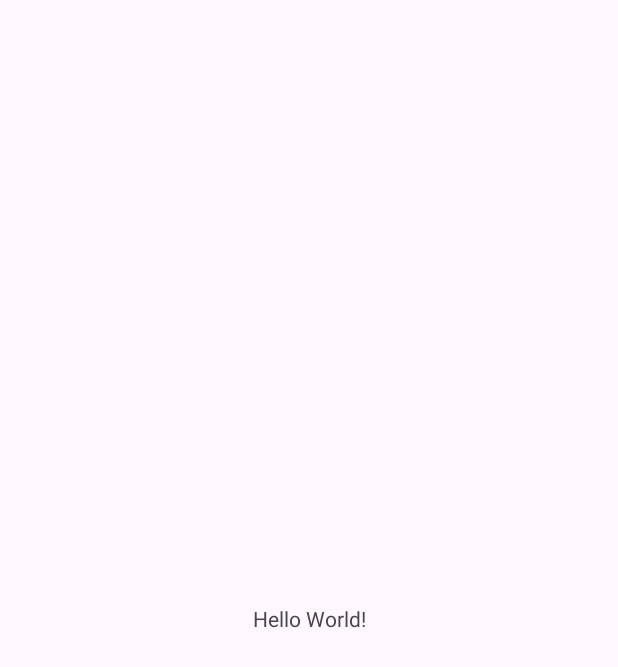
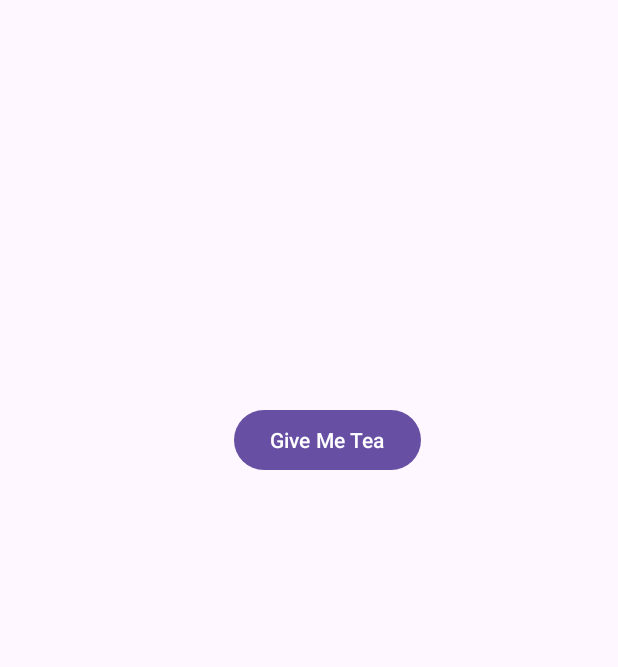
Before and after one commit to VCNMB-Classwork/opsc-ice-task-2-2024-lisan-al-gaib, an Android app: the screen it shows after launch (MainActivity), on a phone screen of 412 x 824 dp. Before the commit the part shown is almost empty. Shown: the top 667 px of the screen. Run offline under Robolectric (Android 15) with nearby library versions, the phone set to English and light mode, and no system bars.

Commit message:
That took minute. local notifications work... i think

```diff
--- a/app/src/main/AndroidManifest.xml
+++ b/app/src/main/AndroidManifest.xml
@@ -2,6 +2,7 @@
 <manifest xmlns:android="http://schemas.android.com/apk/res/android"
     xmlns:tools="http://schemas.android.com/tools">
 
+    <uses-permission android:name="android.permission.POST_NOTIFICATIONS" />
     <application
         android:allowBackup="true"
         android:dataExtractionRules="@xml/data_extraction_rules"
--- a/app/src/main/java/com/st10079970/st10079970_opsc_ice_3/MainActivity.kt
+++ b/app/src/main/java/com/st10079970/st10079970_opsc_ice_3/MainActivity.kt
@@ -1,20 +1,107 @@
 package com.st10079970.st10079970_opsc_ice_3
 
+
+import android.annotation.SuppressLint
+import android.app.NotificationChannel
+import android.app.NotificationManager
+import android.content.pm.PackageManager
+import android.os.Build
 import android.os.Bundle
-import androidx.activity.enableEdgeToEdge
+import android.widget.Button
 import androidx.appcompat.app.AppCompatActivity
-import androidx.core.view.ViewCompat
-import androidx.core.view.WindowInsetsCompat
+import androidx.core.app.NotificationCompat
+import androidx.core.app.NotificationManagerCompat
+import androidx.core.content.ContextCompat
+import kotlin.random.Random
+
 
 class MainActivity : AppCompatActivity() {
+    // Unique ID for the notification channel
+    private val CHANNEL_ID = "tea_channel_id"
+    // Request code for notification permission
+    private val REQUEST_CODE_NOTIFICATION_PERMISSION = 1
+
     override fun onCreate(savedInstanceState: Bundle?) {
         super.onCreate(savedInstanceState)
-        enableEdgeToEdge()
         setContentView(R.layout.activity_main)
-        ViewCompat.setOnApplyWindowInsetsListener(findViewById(R.id.main)) { v, insets ->
-            val systemBars = insets.getInsets(WindowInsetsCompat.Type.systemBars())
-            v.setPadding(systemBars.left, systemBars.top, systemBars.right, systemBars.bottom)
-            insets
+
+
+        createNotificationChannel()
+
+        val teaButton: Button = findViewById(R.id.btnTeaNotification)
+
+        teaButton.setOnClickListener {
+            if (Build.VERSION.SDK_INT >= Build.VERSION_CODES.TIRAMISU) {
+                // Check if notification permission is granted
+                if (ContextCompat.checkSelfPermission(this, android.Manifest.permission.POST_NOTIFICATIONS) == PackageManager.PERMISSION_GRANTED) {
+                    // Permission granted, send the notification
+                    val recipe = getRandomTeaRecipe()
+                    sendTeaNotification(recipe)
+                } else {
+                    // Request permission
+                    requestPermissions(arrayOf(android.Manifest.permission.POST_NOTIFICATIONS), REQUEST_CODE_NOTIFICATION_PERMISSION)
+                }
+            } else {
+                val recipe = getRandomTeaRecipe()
+                sendTeaNotification(recipe)
+            }
+        }
+    }
+
+    // Generate a random tea recipe from a list
+    private fun getRandomTeaRecipe(): String {
+        val recipes = listOf(
+            "Green Tea:\n- 1 tsp green tea leaves\n- 1 cup water\nSteep for 3 minutes.",
+            "Chamomile Tea:\n- 1 tsp chamomile flowers\n- 1 cup water\nSteep for 5 minutes.",
+            "Ginger Tea:\n- 1 tbsp grated ginger\n- 1 cup water\nBoil for 10 minutes."
+        )
+        val randomIndex = Random.nextInt(recipes.size)
+        return recipes[randomIndex]
+    }
+
+    // Send a notification with the tea recipe
+    @SuppressLint("MissingPermission")
+    private fun sendTeaNotification(recipe: String) {
+        val builder = NotificationCompat.Builder(this, CHANNEL_ID)
+            .setSmallIcon(R.drawable.ic_tea) //notification icon
+            .setContentTitle("Your Tea Recipe") //title of the notification
+            .setContentText(recipe)
+            .setStyle(NotificationCompat.BigTextStyle().bigText(recipe)) //Display long text
+            .setPriority(NotificationCompat.PRIORITY_DEFAULT) //Set notification priority
+
+        //Uses NotificationManagerCompat to display the notification
+        with(NotificationManagerCompat.from(this)) {
+            notify(1001, builder.build())
+        }
+    }
+
+    private fun createNotificationChannel() {
+        if (Build.VERSION.SDK_INT >= Build.VERSION_CODES.O) {
+            val name = "Tea Recipe Channel" //Name of the notification channel
+            val descriptionText = "Channel for tea recipe notifications" //Description of the channel
+            val importance = NotificationManager.IMPORTANCE_DEFAULT
+            val channel = NotificationChannel(CHANNEL_ID, name, importance).apply {
+                description = descriptionText
+            }
+            // Register the channel with the system
+            val notificationManager: NotificationManager =
+                getSystemService(NOTIFICATION_SERVICE) as NotificationManager
+            notificationManager.createNotificationChannel(channel)
+        }
+    }
+
+    // Handle the result of the permission request
+    override fun onRequestPermissionsResult(requestCode: Int, permissions: Array<out String>, grantResults: IntArray) {
+        super.onRequestPermissionsResult(requestCode, permissions, grantResults)
+        // Check if the permission request code matches
+        if (requestCode == REQUEST_CODE_NOTIFICATION_PERMISSION) {
+            if (grantResults.isNotEmpty() && grantResults[0] == PackageManager.PERMISSION_GRANTED) {
+                // Permission granted, send the notification
+                val recipe = getRandomTeaRecipe()
+                sendTeaNotification(recipe)
+            } else {
+                // Permission denied
+            }
         }
     }
 }
--- a/app/src/main/res/layout/activity_main.xml
+++ b/app/src/main/res/layout/activity_main.xml
@@ -7,13 +7,14 @@
     android:layout_height="match_parent"
     tools:context=".MainActivity">
 
-    <TextView
+    <Button
+        android:id="@+id/btnTeaNotification"
         android:layout_width="wrap_content"
         android:layout_height="wrap_content"
-        android:text="Hello World!"
-        app:layout_constraintBottom_toBottomOf="parent"
+        android:layout_marginTop="269dp"
+        android:layout_marginEnd="131dp"
+        android:text="Give Me Tea"
         app:layout_constraintEnd_toEndOf="parent"
-        app:layout_constraintStart_toStartOf="parent"
         app:layout_constraintTop_toTopOf="parent" />
 
 </androidx.constraintlayout.widget.ConstraintLayout>
```
Also changed, not shown: app/src/main/res/drawable/ic_tea.png (added).
